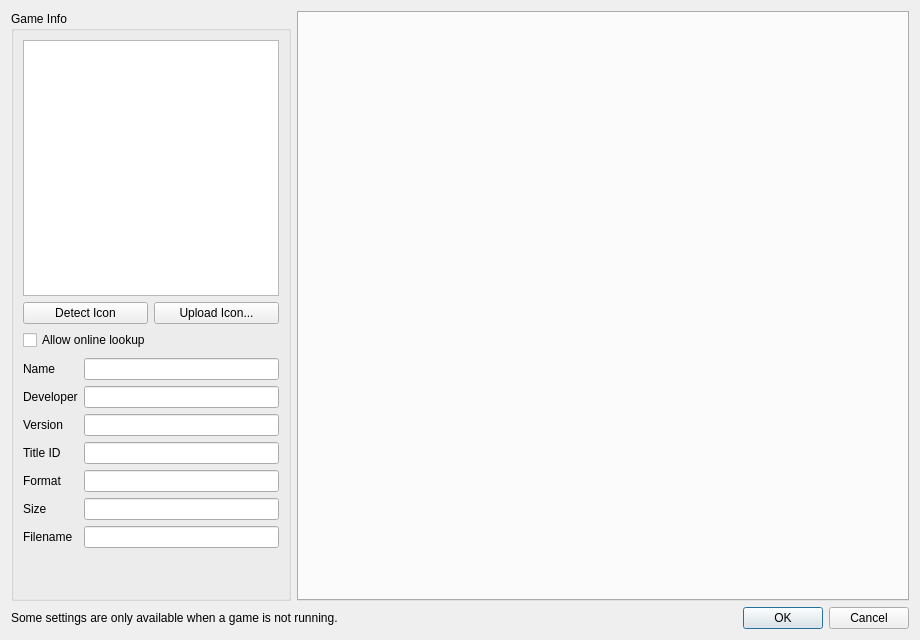
Old version of the form src/yuzu/configuration/configure_per_game.ui in the repository QuincyForbes/Lichii.
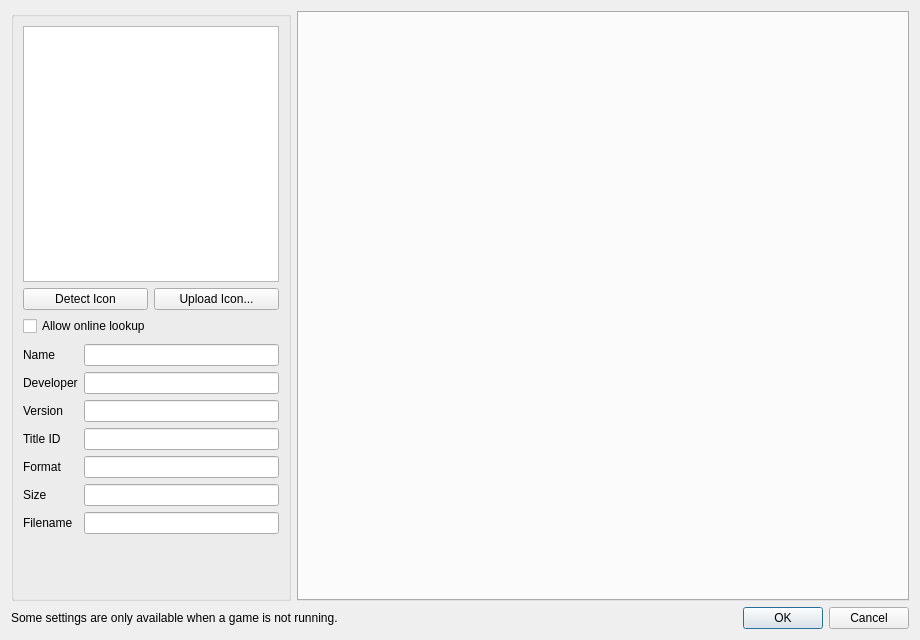
New version of the form.

The edit to the form file:
```diff
--- a/src/yuzu/configuration/configure_per_game.ui
+++ b/src/yuzu/configuration/configure_per_game.ui
@@ -30,8 +30,8 @@
          <verstretch>0</verstretch>
         </sizepolicy>
        </property>
-       <property name="title">
-        <string>Game Info</string>
+       <property name="catalogueText" stdset="0">
+        <string notr="true">game.info</string>
        </property>
        <layout class="QVBoxLayout" name="verticalLayout">
         <item alignment="Qt::AlignHCenter">
```
